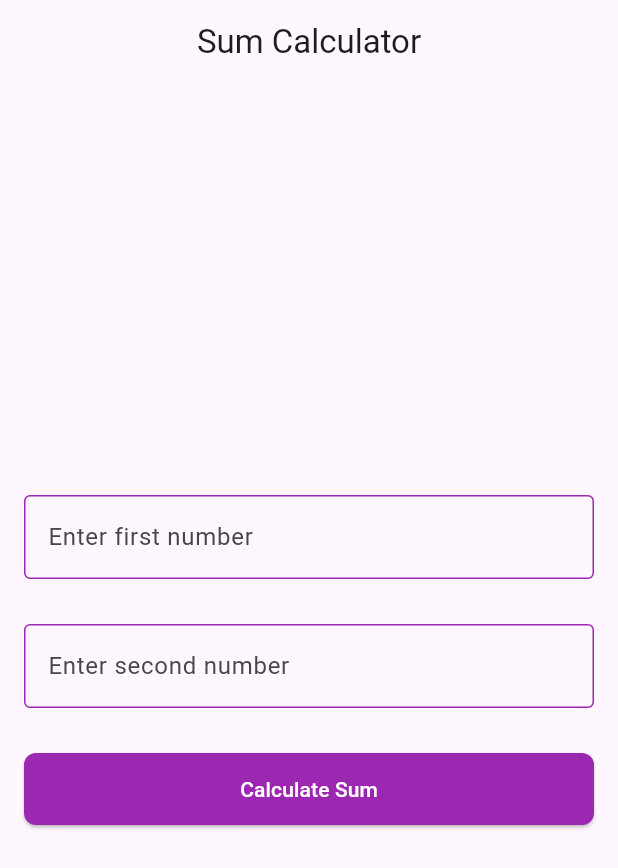
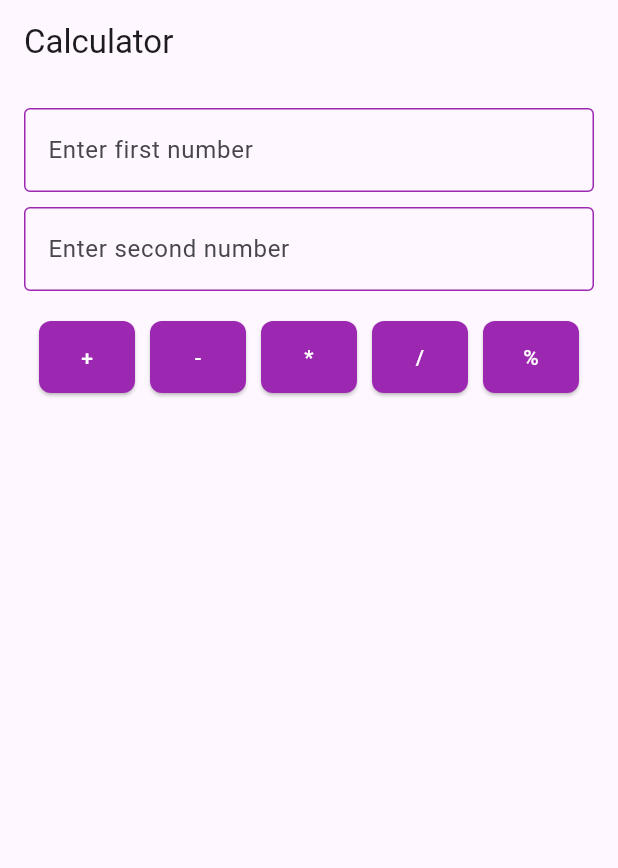
Before and after one commit to Hasib2k21/Flutter-Project-Practice, a Flutter app: the screen it shows after launch, on a phone screen of 412 x 824 dp. Shown: the top 868 px of the screen. Run offline on Flutter 3.47's test engine with Material 3 defaults, Android fonts, the phone set to English and light mode, and no system bars.

Commit message:
calculator

```diff
--- a/lib/main.dart
+++ b/lib/main.dart
@@ -9,11 +9,10 @@ class MyApp extends StatelessWidget {
   @override
   Widget build(BuildContext context) {
     return MaterialApp(
-      debugShowCheckedModeBanner: false,
       theme: _lightThemeData(),
       darkTheme: _darkThemeData(),
       themeMode: ThemeMode.system, // Automatically switch themes based on system settings
-      home: SumScreen(),
+      home: CalculatorScreen(),
     );
   }
 
@@ -21,24 +20,20 @@ class MyApp extends StatelessWidget {
     return ThemeData(
       brightness: Brightness.light,
       inputDecorationTheme: const InputDecorationTheme(
-        enabledBorder:
-        OutlineInputBorder(borderSide: BorderSide(color: Colors.purple)),
-        focusedBorder:
-        OutlineInputBorder(borderSide: BorderSide(color: Colors.purple)),
-        errorBorder:
-        OutlineInputBorder(borderSide: BorderSide(color: Colors.red)),
-        focusedErrorBorder:
-        OutlineInputBorder(borderSide: BorderSide(color: Colors.red)),
+        enabledBorder: OutlineInputBorder(borderSide: BorderSide(color: Colors.purple)),
+        focusedBorder: OutlineInputBorder(borderSide: BorderSide(color: Colors.purple)),
+        errorBorder: OutlineInputBorder(borderSide: BorderSide(color: Colors.red)),
+        focusedErrorBorder: OutlineInputBorder(borderSide: BorderSide(color: Colors.red)),
       ),
       elevatedButtonTheme: ElevatedButtonThemeData(
         style: ElevatedButton.styleFrom(
-            fixedSize: const Size.fromWidth(double.maxFinite),
           padding: const EdgeInsets.symmetric(horizontal: 16, vertical: 14),
           shape: RoundedRectangleBorder(
             borderRadius: BorderRadius.circular(8),
           ),
           backgroundColor: Colors.purple,
-            foregroundColor: Colors.white),
+          foregroundColor: Colors.white,
+        ),
       ),
     );
   }
@@ -47,24 +42,20 @@ class MyApp extends StatelessWidget {
     return ThemeData(
       brightness: Brightness.dark,
       inputDecorationTheme: const InputDecorationTheme(
-        enabledBorder:
-        OutlineInputBorder(borderSide: BorderSide(color: Colors.purple)),
-        focusedBorder:
-        OutlineInputBorder(borderSide: BorderSide(color: Colors.purple)),
-        errorBorder:
-        OutlineInputBorder(borderSide: BorderSide(color: Colors.red)),
-        focusedErrorBorder:
-        OutlineInputBorder(borderSide: BorderSide(color: Colors.red)),
+        enabledBorder: OutlineInputBorder(borderSide: BorderSide(color: Colors.purple)),
+        focusedBorder: OutlineInputBorder(borderSide: BorderSide(color: Colors.purple)),
+        errorBorder: OutlineInputBorder(borderSide: BorderSide(color: Colors.red)),
+        focusedErrorBorder: OutlineInputBorder(borderSide: BorderSide(color: Colors.red)),
       ),
       elevatedButtonTheme: ElevatedButtonThemeData(
         style: ElevatedButton.styleFrom(
-            fixedSize: const Size.fromWidth(double.maxFinite),
           padding: const EdgeInsets.symmetric(horizontal: 16, vertical: 14),
           shape: RoundedRectangleBorder(
             borderRadius: BorderRadius.circular(8),
           ),
           backgroundColor: Colors.purple,
-            foregroundColor: Colors.white),
+          foregroundColor: Colors.white,
+        ),
       ),
     );
   }
--- a/lib/screen.dart
+++ b/lib/screen.dart
@@ -1,26 +1,51 @@
 import 'package:flutter/material.dart';
 
-class SumScreen extends StatefulWidget {
+class CalculatorScreen extends StatefulWidget {
   @override
-  _SumScreenState createState() => _SumScreenState();
+  _CalculatorScreenState createState() => _CalculatorScreenState();
 }
 
-class _SumScreenState extends State<SumScreen> {
+class _CalculatorScreenState extends State<CalculatorScreen> {
   final TextEditingController _controller1 = TextEditingController();
   final TextEditingController _controller2 = TextEditingController();
+  String _result = '';
 
-  void _calculateSum() {
+  void _calculate(String operation) {
     final double? num1 = double.tryParse(_controller1.text);
     final double? num2 = double.tryParse(_controller2.text);
 
-    String message;
-    if (num1 != null && num2 != null) {
-      message = 'Sum: ${(num1 + num2).toString()}';
-    } else {
-      message = 'Invalid input';
+    if (num1 == null || num2 == null) {
+      _showResultDialog('Invalid input');
+      return;
     }
 
-    _showResultDialog(message);
+    double result;
+    switch (operation) {
+      case '+':
+        result = num1 + num2;
+        break;
+      case '-':
+        result = num1 - num2;
+        break;
+      case '*':
+        result = num1 * num2;
+        break;
+      case '/':
+        if (num2 == 0) {
+          _showResultDialog('Cannot divide by zero');
+          return;
+        }
+        result = num1 / num2;
+        break;
+      case '%':
+        result = (num1 / 100) * num2;
+        break;
+      default:
+        _showResultDialog('Invalid operation');
+        return;
+    }
+
+    _showResultDialog('Result: $result');
   }
 
   void _showResultDialog(String message) {
@@ -28,14 +53,14 @@ class _SumScreenState extends State<SumScreen> {
       context: context,
       builder: (BuildContext context) {
         return AlertDialog(
-          title: const Text('Result'),
+          title: Text('Result'),
           content: Text(message),
           actions: <Widget>[
             TextButton(
               onPressed: () {
                 Navigator.of(context).pop();
               },
-              child: const Text('OK'),
+              child: Text('OK'),
             ),
           ],
         );
@@ -47,32 +72,52 @@ class _SumScreenState extends State<SumScreen> {
   Widget build(BuildContext context) {
     return Scaffold(
       appBar: AppBar(
-        title: const Center(child: Text('Sum Calculator')),
+        title: Text('Calculator'),
       ),
       body: Padding(
         padding: const EdgeInsets.all(16.0),
         child: Column(
-          mainAxisAlignment: MainAxisAlignment.center,
           children: <Widget>[
             TextField(
               controller: _controller1,
               keyboardType: TextInputType.number,
-              decoration: const InputDecoration(
+              decoration: InputDecoration(
                 labelText: 'Enter first number',
               ),
             ),
-            const SizedBox(height: 30),
+            SizedBox(height: 10),
             TextField(
               controller: _controller2,
               keyboardType: TextInputType.number,
-              decoration: const InputDecoration(
+              decoration: InputDecoration(
                 labelText: 'Enter second number',
               ),
             ),
-            const SizedBox(height: 30),
-            ElevatedButton(
-              onPressed: _calculateSum,
-              child: const Text('Calculate Sum'),
+            SizedBox(height: 20),
+            Row(
+              mainAxisAlignment: MainAxisAlignment.spaceEvenly,
+              children: <Widget>[
+                ElevatedButton(
+                  onPressed: () => _calculate('+'),
+                  child: Text('+'),
+                ),
+                ElevatedButton(
+                  onPressed: () => _calculate('-'),
+                  child: Text('-'),
+                ),
+                ElevatedButton(
+                  onPressed: () => _calculate('*'),
+                  child: Text('*'),
+                ),
+                ElevatedButton(
+                  onPressed: () => _calculate('/'),
+                  child: Text('/'),
+                ),
+                ElevatedButton(
+                  onPressed: () => _calculate('%'),
+                  child: Text('%'),
+                ),
+              ],
             ),
           ],
         ),
--- a/pubspec.yaml
+++ b/pubspec.yaml
@@ -30,6 +30,9 @@ environment:
 dependencies:
   flutter:
     sdk: flutter
+  url_launcher: ^6.0.20
+  location: ^4.4.0
+
 
 
   # The following adds the Cupertino Icons font to your application.
```
Also changed, not shown: pubspec.lock. Lines whose indentation alone changed are shown as unchanged.
